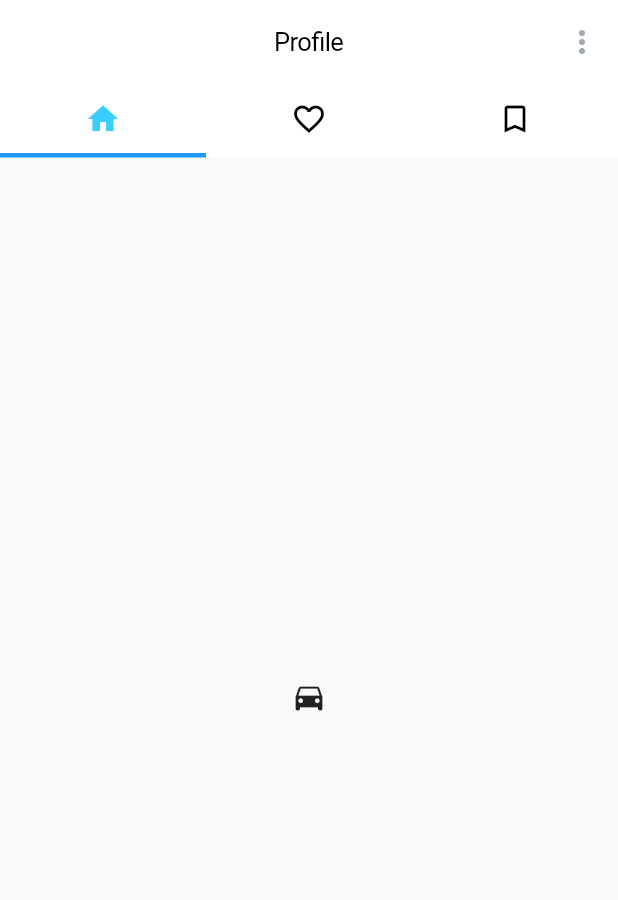
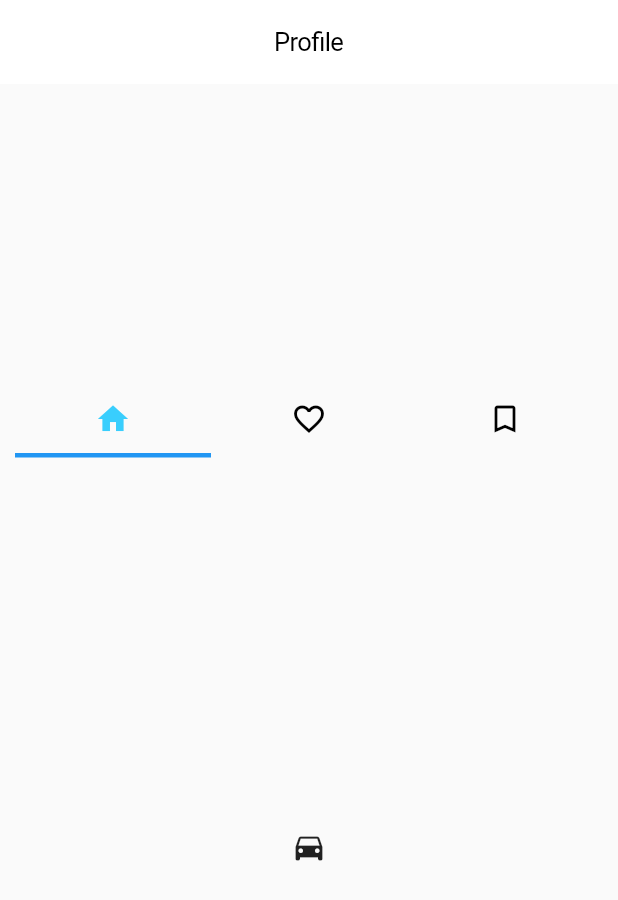
Before and after one commit to howker/photostok, a Flutter app: the ProfileScreen screen opened directly, on a phone screen of 412 x 824 dp. Shown: the top 900 px of the screen. Run offline on Flutter 3.47's test engine with Material 2 defaults, Android fonts, the phone set to English and light mode, and no system bars; our stand-ins replace cached_network_image, connectivity, flutter_bloc, gallery_saver; network calls fail.

Commit message:
ProfileScreen fix

```diff
--- a/lib/screens/profile_screen.dart
+++ b/lib/screens/profile_screen.dart
@@ -7,11 +7,25 @@ import 'package:photostok/widgets/widgets.dart';
 class ProfileScreen extends StatelessWidget {
   final bool isMyProfile;
   final Photo photo;
-  const ProfileScreen({this.isMyProfile = true, this.photo});
+  const ProfileScreen({this.isMyProfile = false, this.photo});
 
   @override
   Widget build(BuildContext context) {
     if (isMyProfile)
+      return DefaultTabController(
+        length: 3,
+        child: Scaffold(
+          appBar: _buildAppBar(context),
+          body: TabBarView(
+            children: [
+              const Icon(Icons.directions_car),
+              const Icon(Icons.directions_transit),
+              const Icon(Icons.directions_bike),
+            ],
+          ),
+        ),
+      );
+    else
       return DefaultTabController(
         length: 3,
         child: Scaffold(
@@ -23,56 +37,61 @@ class ProfileScreen extends StatelessWidget {
               'Profile',
               style: Theme.of(context).textTheme.headline2,
             ),
-            actions: [
-              _buildVerticalButton(context),
-            ],
-            bottom: TabBar(
-              labelColor: AppColors.blue,
-              unselectedLabelColor: AppColors.black,
-              indicatorWeight: 3,
-              tabs: [
-                Tab(icon: Icon(Icons.home)),
-                Tab(icon: Icon(Icons.favorite_border_outlined)),
-                Tab(icon: Icon(Icons.bookmark_border_outlined)),
-              ],
-            ),
           ),
           body: Padding(
             padding: const EdgeInsets.symmetric(horizontal: 10),
-            child: TabBarView(
+            child: Column(
               children: [
-                Icon(Icons.directions_car),
-                Icon(Icons.directions_transit),
-                Icon(Icons.directions_bike),
+                SizedBox(height: 200),
+                TabBar(
+                  labelColor: AppColors.blue,
+                  unselectedLabelColor: AppColors.black,
+                  indicatorWeight: 3,
+                  tabs: [
+                    Tab(icon: const Icon(Icons.home)),
+                    Tab(icon: const Icon(Icons.favorite_border_outlined)),
+                    Tab(icon: const Icon(Icons.bookmark_border_outlined)),
+                  ],
+                ),
+                Expanded(
+                  child: TabBarView(
+                    children: [
+                      const Icon(Icons.directions_car),
+                      const Icon(Icons.directions_transit),
+                      const Icon(Icons.directions_bike),
+                    ],
+                  ),
+                ),
               ],
             ),
           ),
         ),
       );
-    else
-      return Scaffold(
-        appBar: AppBar(
-          elevation: 0,
-          backgroundColor: AppColors.white,
-          centerTitle: true,
-          title: Text(
-            'Profile',
-            style: Theme.of(context).textTheme.headline2,
-          ),
-        ),
-        body: Padding(
-          padding: const EdgeInsets.symmetric(horizontal: 10),
-          child: Column(
-            children: [
-              Row(
-                children: [
-                  UserAvatar(photo.user.profileImage.large),
-                ],
-              ),
-            ],
-          ),
-        ),
-      );
+  }
+
+  AppBar _buildAppBar(BuildContext context) {
+    return AppBar(
+      elevation: 0,
+      backgroundColor: AppColors.white,
+      centerTitle: true,
+      title: Text(
+        'Profile',
+        style: Theme.of(context).textTheme.headline2,
+      ),
+      actions: [
+        _buildVerticalButton(context),
+      ],
+      bottom: TabBar(
+        labelColor: AppColors.blue,
+        unselectedLabelColor: AppColors.black,
+        indicatorWeight: 3,
+        tabs: [
+          Tab(icon: const Icon(Icons.home)),
+          Tab(icon: const Icon(Icons.favorite_border_outlined)),
+          Tab(icon: const Icon(Icons.bookmark_border_outlined)),
+        ],
+      ),
+    );
   }
 }
 
```
